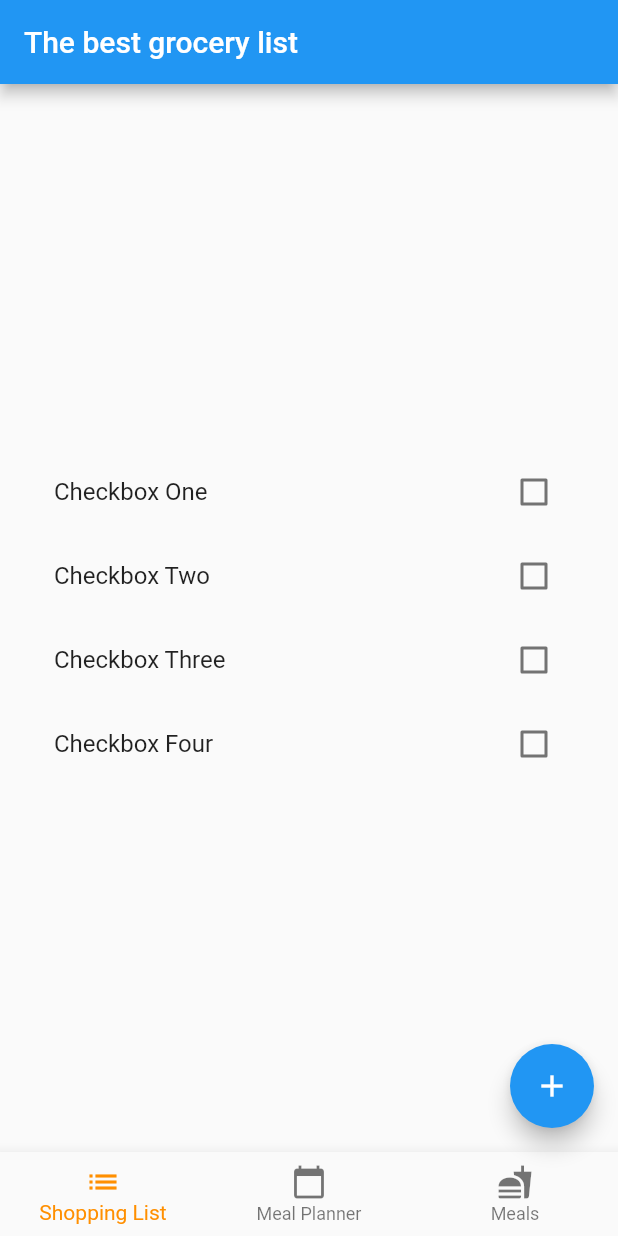
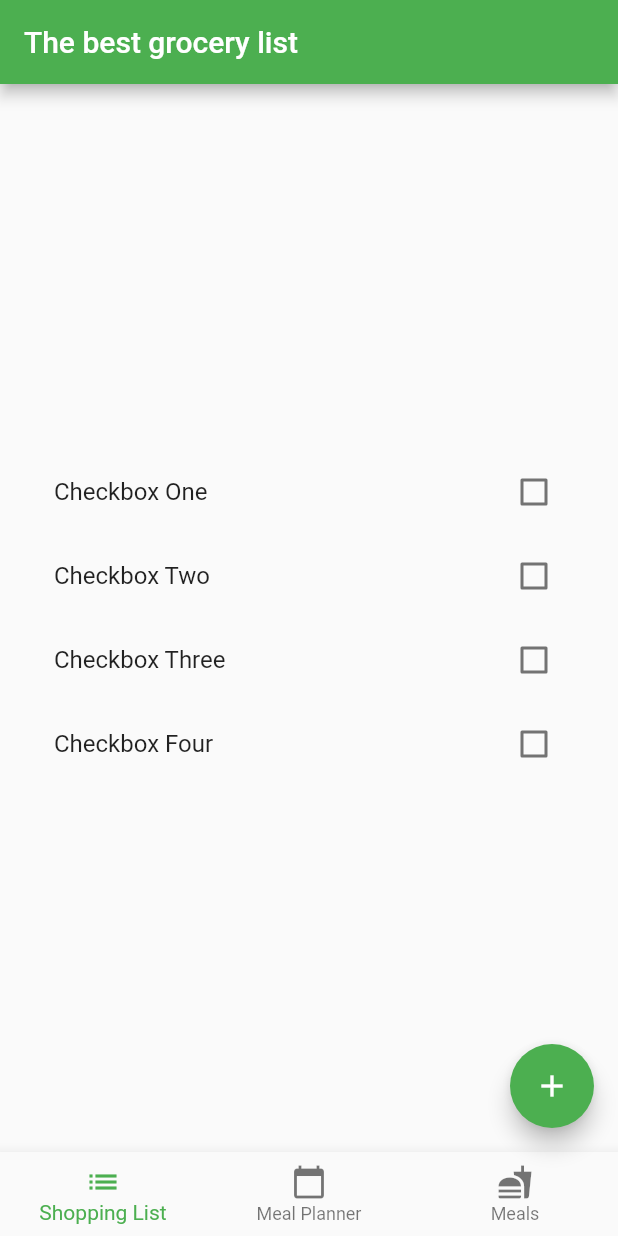
Before and after one commit to GabrielDeml/grocery-list, a Flutter app: the screen it shows after launch, on a phone screen of 412 x 824 dp. Run offline on Flutter 3.47's test engine with Material 2 defaults, Android fonts, the phone set to English and light mode, and no system bars; our stand-ins replace cloud_firestore, firebase_core, table_calendar; accounts and stored records are empty; statements that could not run were skipped.

Commit message:
changed some stuff

```diff
--- a/lib/main.dart
+++ b/lib/main.dart
@@ -32,7 +32,7 @@
         // or simply save your changes to "hot reload" in a Flutter IDE).
         // Notice that the counter didn't reset back to zero; the application
         // is not restarted.
-        primarySwatch: Colors.blue,
+        primarySwatch: Colors.green,
       ),
       home: const MyHomePage(title: 'The best grocery list'),
     );
@@ -107,7 +107,6 @@
           ),
         ],
         currentIndex: _selectedIndex,
-        selectedItemColor: Colors.amber[800],
         onTap: _onItemTapped,
       ),
       body: Center(
--- a/pubspec.yaml
+++ b/pubspec.yaml
@@ -37,6 +37,7 @@ dependencies:
   table_calendar: ^3.0.3
   firebase_core: ^1.11.0
   cloud_firestore: ^3.1.6
+  firebase_auth: ^3.3.5
 
 dev_dependencies:
   flutter_test:
```
Also changed, not shown: pubspec.lock.
